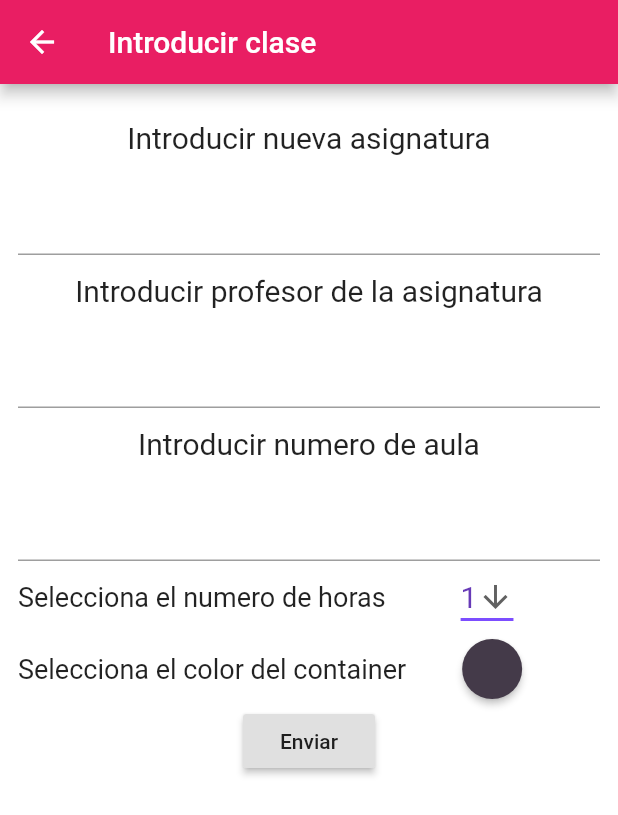
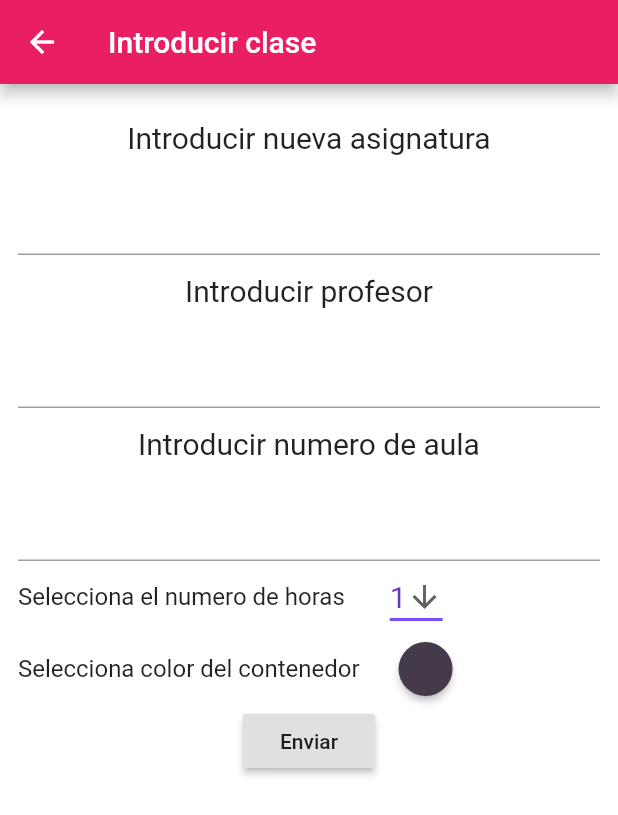
Before and after one commit to enetz7/flutter_Calendar, a Flutter app: the Modal screen opened directly, on a phone screen of 412 x 824 dp. Shown: the top 815 px of the screen. Run offline on Flutter 3.47's test engine with Material 2 defaults, Android fonts, the phone set to English and light mode, and no system bars; our stand-ins replace flutter_colorpicker; network calls fail.

Commit message:
fix: styles in mobile

```diff
--- a/lib/page/modal.dart
+++ b/lib/page/modal.dart
@@ -135,7 +135,7 @@ class _Modal extends State<Modal> {
                 Container(
                     height: 54.0,
                     padding: EdgeInsets.all(12.0),
-                    child: Text('Introducir profesor de la asignatura',
+                    child: Text('Introducir profesor',
                         style: TextStyle(
                           fontSize: 20,
                         ))),
@@ -156,7 +156,7 @@ class _Modal extends State<Modal> {
                   children: [
                     Text("Selecciona el numero de horas",
                         style: TextStyle(
-                          fontSize: 18,
+                          fontSize: 16,
                         )),
                     if (widget.time == '10:45' || widget.time == '13:55') ...{
                       Padding(
@@ -189,7 +189,7 @@ class _Modal extends State<Modal> {
                       ),
                     } else ...{
                       Padding(
-                        padding: EdgeInsets.only(left: 50),
+                        padding: EdgeInsets.only(left: 30),
                         child: DropdownButton<String>(
                           value: dropdownValue,
                           dropdownColor: Theme.of(context).cardColor,
@@ -223,12 +223,13 @@ class _Modal extends State<Modal> {
                 ),
                 Row(children: [
                   Text(
-                    "Selecciona el color del container   ",
-                    style: TextStyle(fontSize: 18),
+                    "Selecciona color del contenedor",
+                    style: TextStyle(fontSize: 16),
                   ),
-                  RawMaterialButton(
+                  Padding(
+                    padding: EdgeInsets.only(right: 20),
+                    child: RawMaterialButton(
                         fillColor: pickerColor,
-                      padding: EdgeInsets.all(20),
                         shape: CircleBorder(),
                         onPressed: () {
                           showDialog(
@@ -259,6 +260,7 @@ class _Modal extends State<Modal> {
                             ),
                           );
                         }),
+                  )
                 ]),
                 RaisedButton(
                   child: Text("Enviar"),
```
Lines whose indentation alone changed are shown as unchanged.
